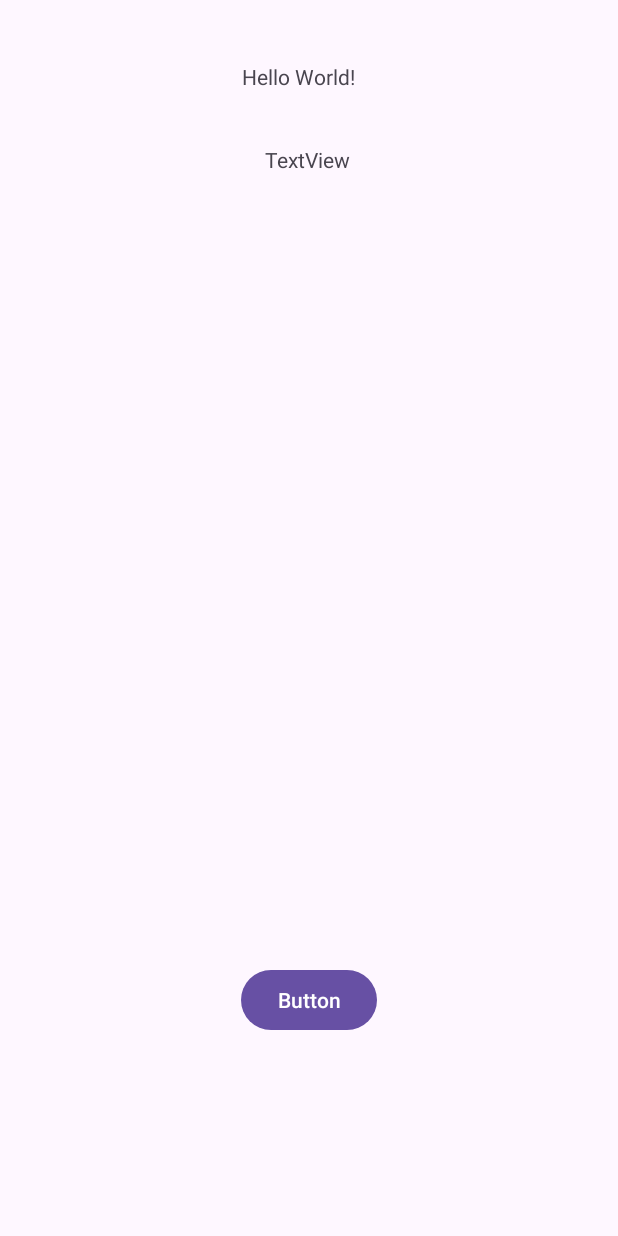
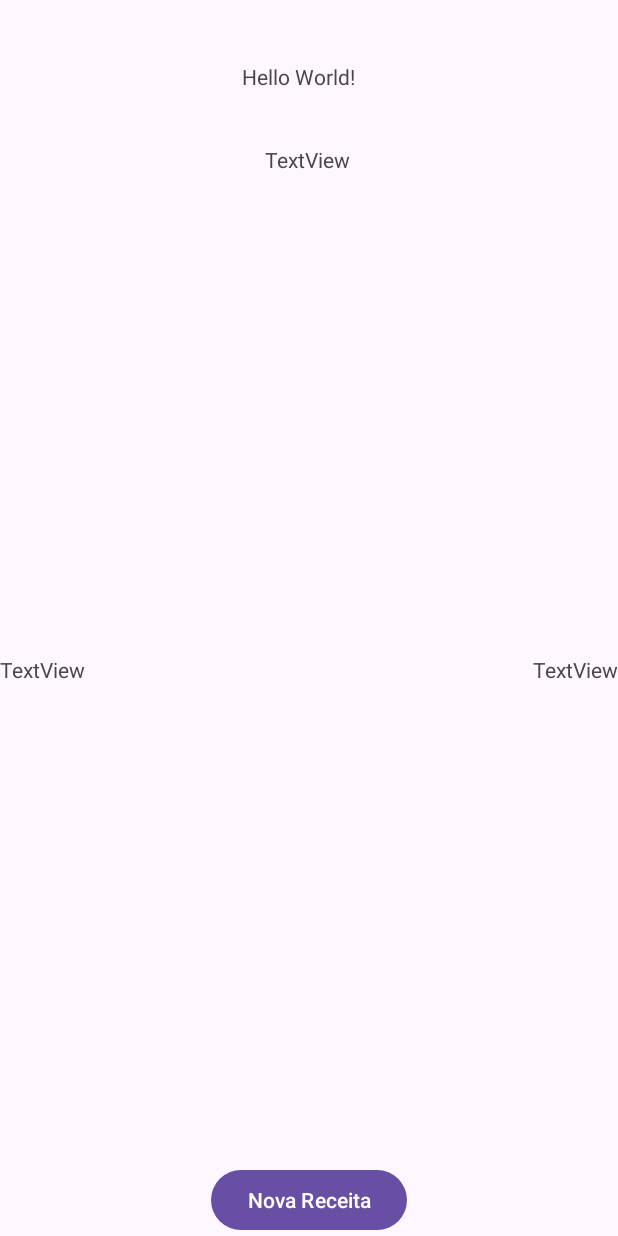
Before and after one commit to luanaassis/receitas, an Android app: the screen it shows after launch (MainActivity), on a phone screen of 412 x 824 dp. Run offline under Robolectric (Android 15) with nearby library versions, the phone set to English and light mode, and no system bars; network calls fail.

Commit message:
Update activity_main.xml

```diff
--- a/app/src/main/res/layout/activity_main.xml
+++ b/app/src/main/res/layout/activity_main.xml
@@ -29,25 +29,14 @@
         app:layout_constraintStart_toStartOf="parent"
         app:layout_constraintTop_toBottomOf="@+id/imageView" />
 
-    <ListView
-        android:id="@+id/ingredientes"
-        android:layout_width="259dp"
-        android:layout_height="366dp"
-        app:layout_constraintBottom_toBottomOf="parent"
-        app:layout_constraintEnd_toEndOf="parent"
-        app:layout_constraintStart_toStartOf="parent"
-        app:layout_constraintTop_toBottomOf="@+id/preparo"
-        app:layout_constraintVertical_bias="0.079" />
-
     <Button
         android:id="@+id/button"
         android:layout_width="wrap_content"
         android:layout_height="wrap_content"
-        android:text="Button"
+        android:text="Nova Receita"
         app:layout_constraintBottom_toBottomOf="parent"
         app:layout_constraintEnd_toEndOf="parent"
-        app:layout_constraintStart_toStartOf="parent"
-        app:layout_constraintTop_toBottomOf="@+id/ingredientes" />
+        app:layout_constraintStart_toStartOf="parent" />
 
     <ImageView
         android:id="@+id/imageView"
@@ -60,4 +49,22 @@
         app:layout_constraintTop_toBottomOf="@+id/nomeReceita"
         tools:srcCompat="@tools:sample/avatars" />
 
+    <TextView
+        android:id="@+id/textView"
+        android:layout_width="wrap_content"
+        android:layout_height="wrap_content"
+        android:text="TextView"
+        app:layout_constraintBottom_toTopOf="@+id/button"
+        app:layout_constraintStart_toStartOf="parent"
+        app:layout_constraintTop_toBottomOf="@+id/preparo" />
+
+    <TextView
+        android:id="@+id/textView2"
+        android:layout_width="wrap_content"
+        android:layout_height="wrap_content"
+        android:text="TextView"
+        app:layout_constraintBottom_toTopOf="@+id/button"
+        app:layout_constraintEnd_toEndOf="parent"
+        app:layout_constraintTop_toBottomOf="@+id/preparo" />
+
 </androidx.constraintlayout.widget.ConstraintLayout>
```
